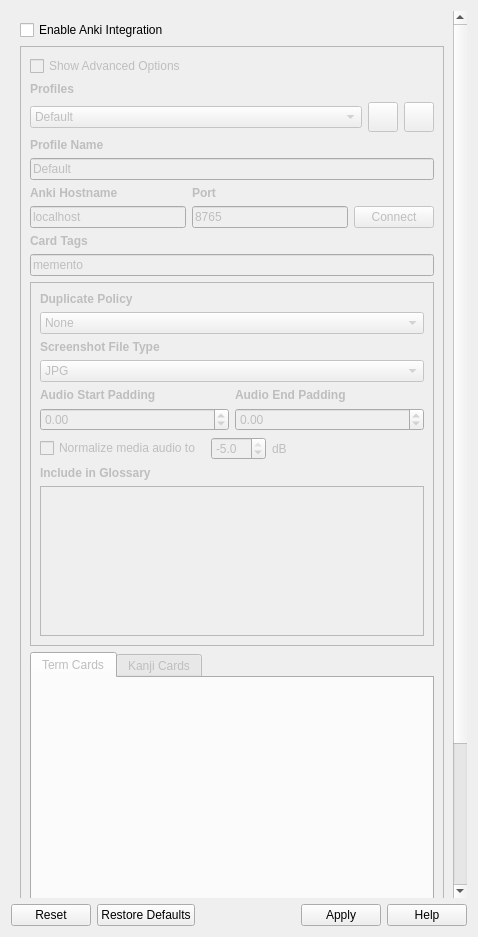
Old version of the form src/gui/widgets/settings/ankisettings.ui in the repository ripose-jp/Memento.
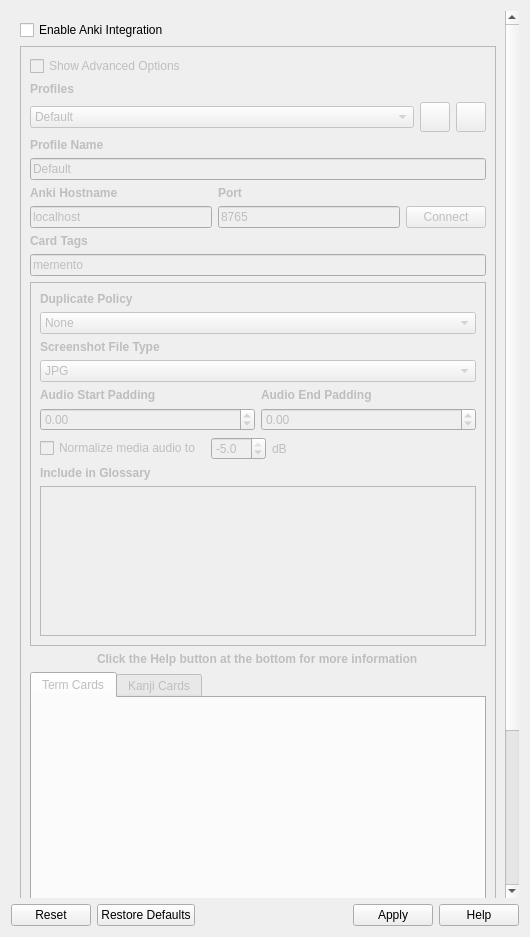
New version of the form. Custom widgets are drawn as their Qt base class.

Commit message:
ankisettings: adds message encouraging new users to click help buttons
If no Anki Integration configuration is found, a message encouraging the
user to click the help button will be shown.

What changed in the file:
```diff
--- a/src/gui/widgets/settings/ankisettings.ui
+++ b/src/gui/widgets/settings/ankisettings.ui
@@ -6,7 +6,7 @@
    <rect>
     <x>0</x>
     <y>0</y>
-    <width>478</width>
+    <width>530</width>
     <height>937</height>
    </rect>
   </property>
@@ -33,8 +33,8 @@
        <rect>
         <x>0</x>
         <y>0</y>
-        <width>445</width>
-        <height>1234</height>
+        <width>497</width>
+        <height>1262</height>
        </rect>
       </property>
       <layout class="QVBoxLayout" name="verticalLayout_4">
@@ -496,6 +496,19 @@
             </layout>
            </widget>
           </item>
+          <item alignment="Qt::AlignHCenter">
+           <widget class="QLabel" name="labelHelpMessage">
+            <property name="font">
+             <font>
+              <weight>75</weight>
+              <bold>true</bold>
+             </font>
+            </property>
+            <property name="text">
+             <string>Click the Help button at the bottom for more information</string>
+            </property>
+           </widget>
+          </item>
           <item>
            <widget class="QTabWidget" name="tabTermKanji">
             <property name="sizePolicy">
```
The commit also changes 3 other files.
